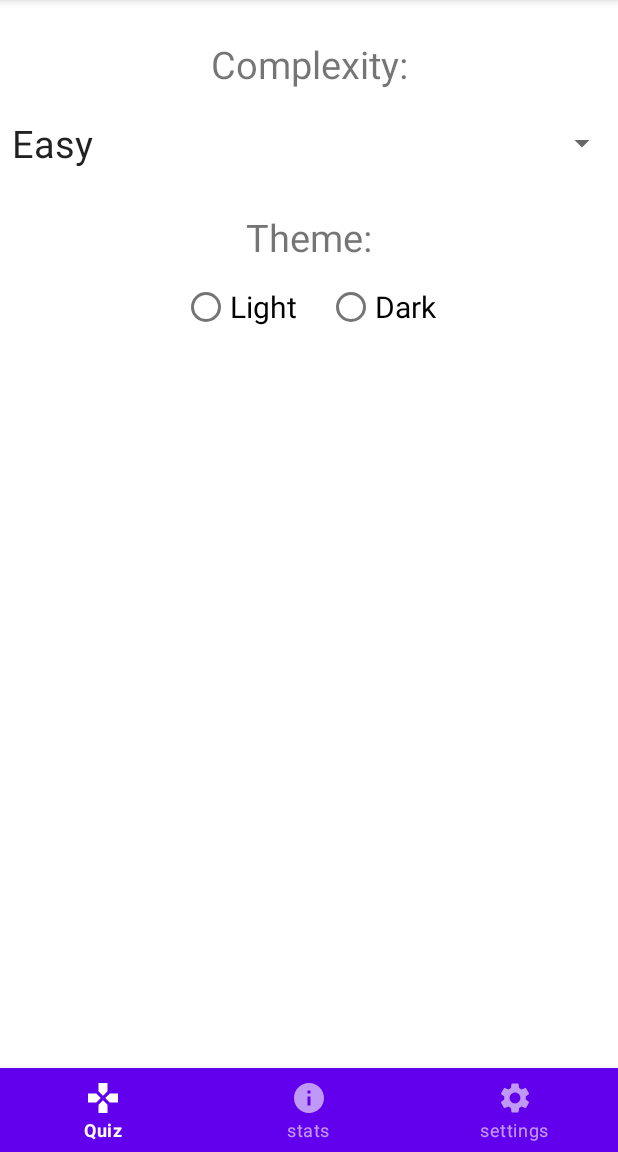
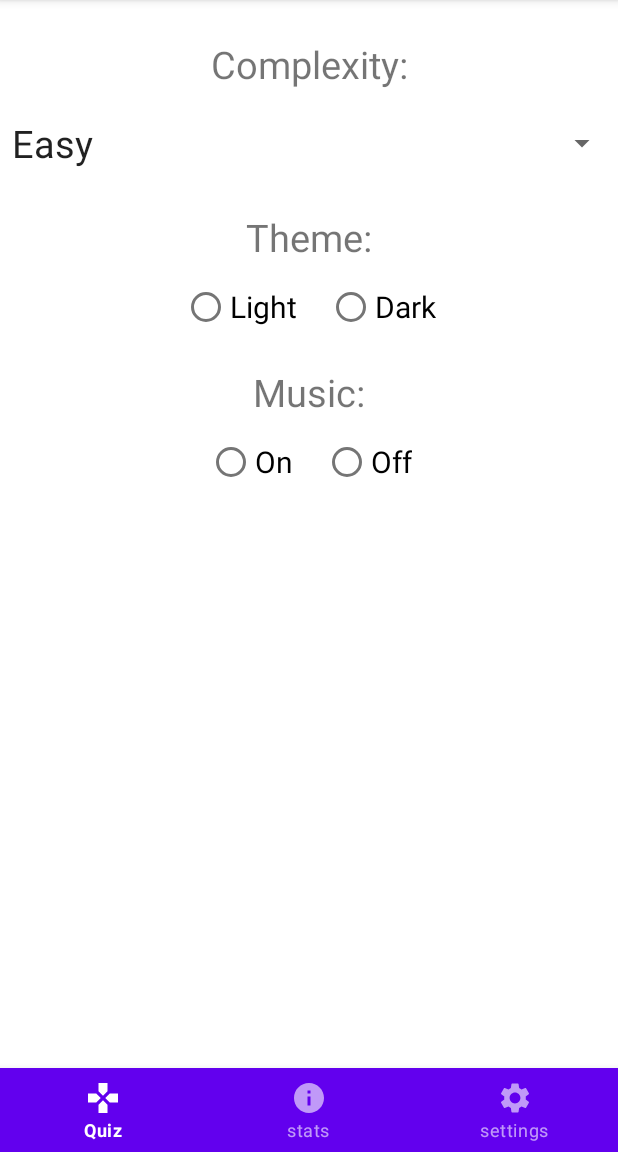
Before and after one commit to Slava0271/lesson3, an Android app: the Settings screen opened through its navigation route, on a phone screen of 412 x 824 dp, the part 84-1236 px from its top. Run offline under Robolectric (Android 15) with nearby library versions, the phone set to English and light mode, and no system bars.

Commit message:
work with settings fragment (music)

```diff
--- a/app/src/main/res/layout/settings_blank.xml
+++ b/app/src/main/res/layout/settings_blank.xml
@@ -40,6 +40,7 @@
         app:layout_constraintTop_toBottomOf="@+id/planets_spinner" />
 
     <RadioGroup
+        android:id="@+id/radioGroup"
         android:layout_width="wrap_content"
         android:layout_height="wrap_content"
         android:layout_marginStart="10dp"
@@ -52,20 +53,57 @@
 
         <RadioButton
             android:id="@+id/radioButton"
-            android:textSize="20sp"
             android:layout_width="match_parent"
             android:layout_height="wrap_content"
             android:layout_marginEnd="10sp"
-            android:text="@string/light" />
+            android:text="@string/light"
+            android:textSize="20sp" />
 
         <RadioButton
             android:id="@+id/radioButton2"
-            android:textSize="20sp"
             android:layout_width="match_parent"
             android:layout_height="wrap_content"
             android:layout_marginStart="10sp"
-            android:text="@string/dark" />
+            android:text="@string/dark"
+            android:textSize="20sp" />
 
     </RadioGroup>
 
+    <TextView
+        android:id="@+id/textView4"
+        android:layout_width="wrap_content"
+        android:layout_height="wrap_content"
+        android:layout_marginTop="15dp"
+        android:textSize="25sp"
+        android:text="@string/music"
+        app:layout_constraintEnd_toEndOf="parent"
+        app:layout_constraintStart_toStartOf="parent"
+        app:layout_constraintTop_toBottomOf="@+id/radioGroup" />
+
+    <RadioGroup
+        android:layout_width="wrap_content"
+        android:layout_height="wrap_content"
+        android:orientation="horizontal"
+        android:layout_marginTop="5dp"
+        app:layout_constraintEnd_toEndOf="parent"
+        app:layout_constraintStart_toStartOf="parent"
+        app:layout_constraintTop_toBottomOf="@+id/textView4" >
+
+        <RadioButton
+            android:id="@+id/radioButton3"
+            android:layout_width="match_parent"
+            android:textSize="20sp"
+            android:layout_height="wrap_content"
+            android:layout_marginEnd="10sp"
+            android:text="@string/on" />
+
+        <RadioButton
+            android:id="@+id/radioButton4"
+            android:layout_width="match_parent"
+            android:layout_height="wrap_content"
+            android:textSize="20sp"
+            android:layout_marginStart="10sp"
+            android:text="@string/off" />
+    </RadioGroup>
+
 </androidx.constraintlayout.widget.ConstraintLayout>
--- a/app/src/main/res/values/strings.xml
+++ b/app/src/main/res/values/strings.xml
@@ -2,7 +2,7 @@
     <string name="app_name">Lesson3</string>
     <!-- TODO: Remove or change this placeholder text -->
     <string name="hello_blank21_fragment">Hel   lo blank fragment</string>
-    <string name="music">music</string>
+    <string name="music">Music:</string>
     <string name="favorites">favorites</string>
     <string name="places">places</string>
     <string name="news">" news"</string>
@@ -12,6 +12,8 @@
     <string name="complexity">Complexity:</string>
     <string name="light">Light</string>
     <string name="dark">Dark</string>
-    <string name="theme">Theme:</string>>
+    <string name="theme">Theme:</string>
+    <string name="on">On</string>
+    <string name="off">Off</string>
 
 </resources>
```
